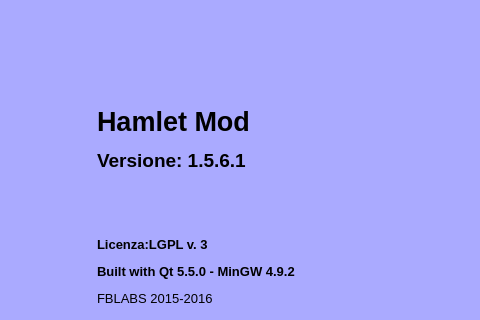
Above: mainwindow.ui from fblabs/hamlet-mod-sancon before the change; both pictures show x 246 to 726 and y 96 to 416 of the 979 by 768 pixel window. Below: the same form after it.
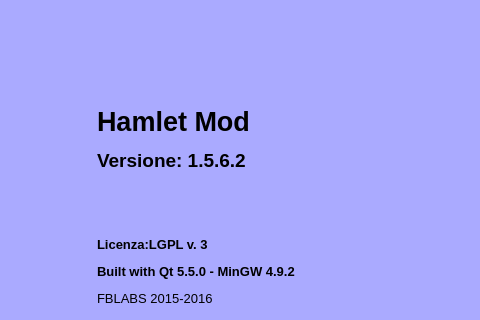
That is the form after the change. Icons and pictures are not drawn.

```diff
--- a/mainwindow.ui
+++ b/mainwindow.ui
@@ -523,7 +523,7 @@
       <item>
        <widget class="QLabel" name="label_2">
         <property name="text">
-         <string>&lt;html&gt;&lt;head/&gt;&lt;body&gt;&lt;p&gt;&lt;span style=&quot; font-size:20pt; font-weight:600;&quot;&gt;Hamlet Mod&lt;/span&gt;&lt;/p&gt;&lt;p&gt;&lt;span style=&quot; font-size:14pt; font-weight:600;&quot;&gt;Versione: 1.5.6.1&lt;/span&gt;&lt;br/&gt;&lt;/p&gt;&lt;p&gt;&lt;br/&gt;&lt;/p&gt;&lt;p&gt;&lt;span style=&quot; font-size:10pt; font-weight:600;&quot;&gt;Licenza:LGPL v. 3&lt;/span&gt;&lt;/p&gt;&lt;p&gt;&lt;span style=&quot; font-size:10pt; font-weight:600;&quot;&gt;Built with Qt 5.5.0 - MinGW 4.9.2&lt;/span&gt;&lt;/p&gt;&lt;p&gt;&lt;span style=&quot; font-size:10pt;&quot;&gt;FBLABS 2015-2016&lt;/span&gt;&lt;/p&gt;&lt;/body&gt;&lt;/html&gt;</string>
+         <string>&lt;html&gt;&lt;head/&gt;&lt;body&gt;&lt;p&gt;&lt;span style=&quot; font-size:20pt; font-weight:600;&quot;&gt;Hamlet Mod&lt;/span&gt;&lt;/p&gt;&lt;p&gt;&lt;span style=&quot; font-size:14pt; font-weight:600;&quot;&gt;Versione: 1.5.6.2&lt;/span&gt;&lt;br/&gt;&lt;/p&gt;&lt;p&gt;&lt;br/&gt;&lt;/p&gt;&lt;p&gt;&lt;span style=&quot; font-size:10pt; font-weight:600;&quot;&gt;Licenza:LGPL v. 3&lt;/span&gt;&lt;/p&gt;&lt;p&gt;&lt;span style=&quot; font-size:10pt; font-weight:600;&quot;&gt;Built with Qt 5.5.0 - MinGW 4.9.2&lt;/span&gt;&lt;/p&gt;&lt;p&gt;&lt;span style=&quot; font-size:10pt;&quot;&gt;FBLABS 2015-2016&lt;/span&gt;&lt;/p&gt;&lt;/body&gt;&lt;/html&gt;</string>
         </property>
         <property name="scaledContents">
          <bool>false</bool>
```
Left out of the diff: 2 changed lines with no effect on the pictures.
